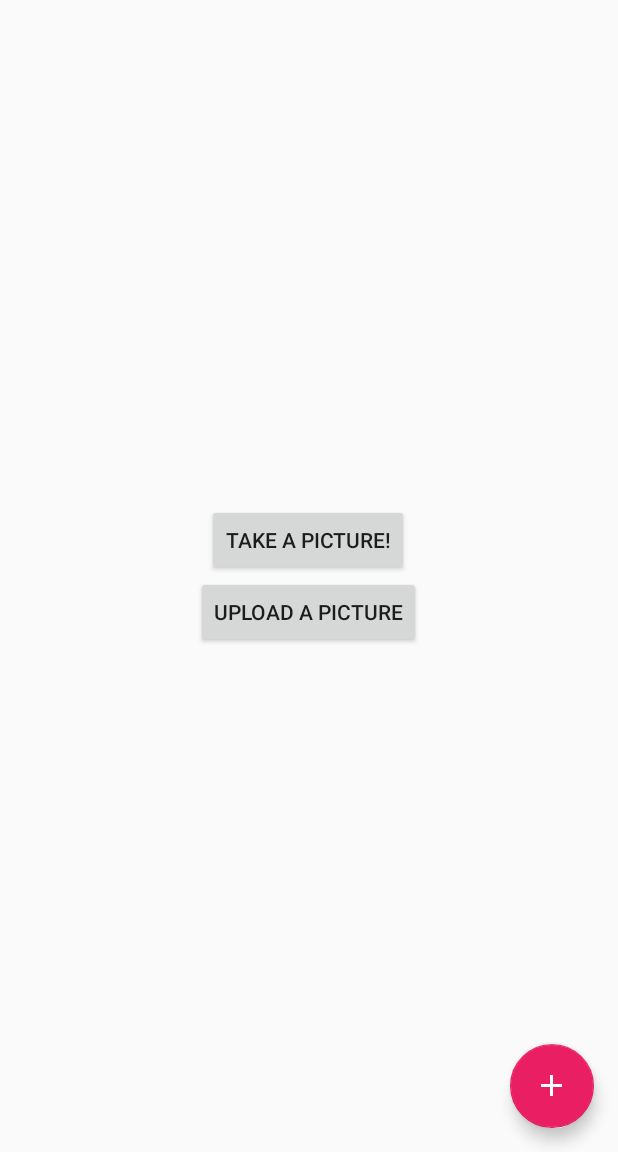
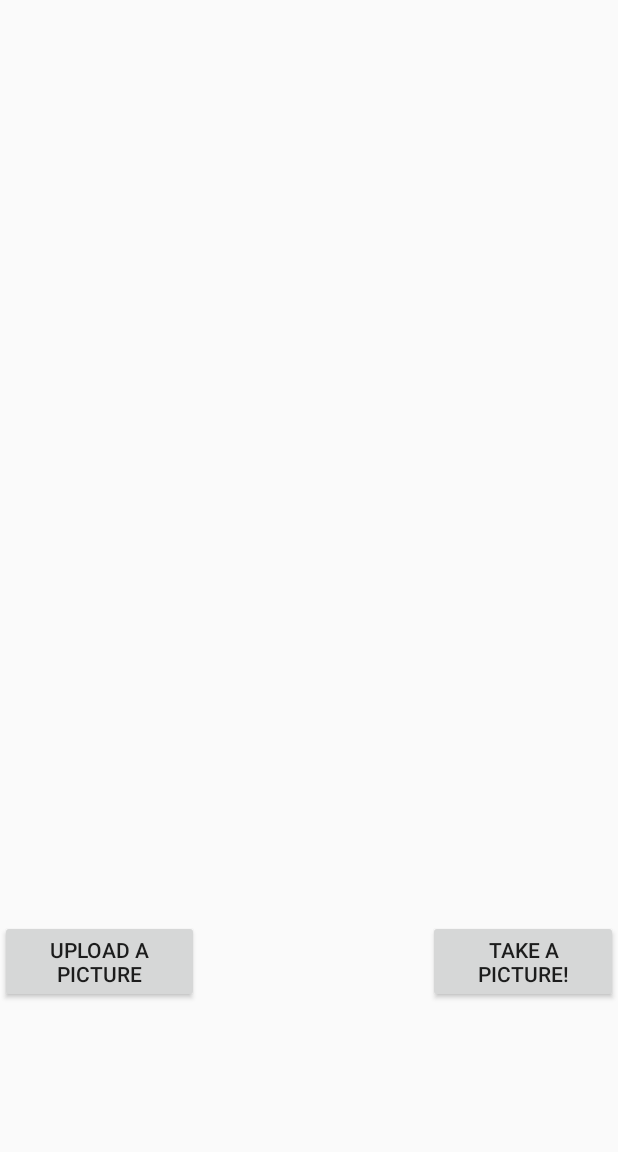
Before and after one commit to BusyScanner/BusiScan-Android, an Android app: the screen it shows after launch (MainActivity), on a phone screen of 412 x 824 dp, the part 84-1236 px from its top. Run offline under Robolectric (Android 15) with nearby library versions, the phone set to English and light mode, and no system bars.

Commit message:
no message

```diff
--- a/app/src/main/java/com/busyscanner/busyscanner/ImageUploadFragment.java
+++ b/app/src/main/java/com/busyscanner/busyscanner/ImageUploadFragment.java
@@ -113,11 +113,13 @@ public class ImageUploadFragment extends Fragment implements Callback<BizCardRes
         Toast.makeText(getActivity(), "Image upload success", Toast.LENGTH_LONG).show();
         //TODO display what the JS says is on the card to ask the user for correctness
 
-        newContact(bizCardResponse.get(0));
+
+
+        newContact(bizCardResponse);
     }
 
 
-    //TODO add new contact
+    //
     public void newContact(BizCardResponse card){
         // Creates a new Intent to insert a contact
         Intent intent = new Intent(android.provider.ContactsContract.Intents.Insert.ACTION);
@@ -127,11 +129,11 @@ public class ImageUploadFragment extends Fragment implements Callback<BizCardRes
 //        private android.widget.EditText mEmailAddress = (android.widget.EditText) findViewById(R.id.email);
 //        private android.widget.EditText mPhoneNumber = (android.widget.EditText) findViewById(R.id.phone);
 
-        intent.putExtra(ContactsContract.Intents.Insert.NAME, card.getName());//set required
+        intent.putExtra(ContactsContract.Intents.Insert.NAME, card.getFullname());//set required
         intent.putExtra(ContactsContract.Intents.Insert.PHONE, card.getPhone());
 
         if(card.getEmail() != null){intent.putExtra(ContactsContract.Intents.Insert.EMAIL, card.getEmail());}
-        if(card.getAddress() != null){intent.putExtra(ContactsContract.Intents.Insert.POSTAL, card.getAddress());}
+        if(card.getCompany() != null){intent.putExtra(ContactsContract.Intents.Insert.COMPANY, card.getCompany());}
 
 
     }
--- a/app/src/main/res/layout/fragment_home.xml
+++ b/app/src/main/res/layout/fragment_home.xml
@@ -1,14 +1,12 @@
-<android.support.design.widget.CoordinatorLayout
-    xmlns:tools="http://schemas.android.com/tools"
-    android:layout_height="match_parent"
-    android:layout_width="match_parent"
-    xmlns:android="http://schemas.android.com/apk/res/android"
-    xmlns:app="http://schemas.android.com/apk/res-auto"
-    tools:context="com.busyscanner.busyscanner.HomeFragment">
+
 <RelativeLayout
     android:layout_width="match_parent"
     android:layout_height="match_parent"
     android:id="@+id/home_layout"
+    xmlns:tools="http://schemas.android.com/tools"
+    xmlns:android="http://schemas.android.com/apk/res/android"
+    xmlns:app="http://schemas.android.com/apk/res-auto"
+    tools:context="com.busyscanner.busyscanner.HomeFragment"
     tools:ignore="MissingPrefix">
 
     <LinearLayout
@@ -16,32 +14,39 @@
         android:layout_height="wrap_content"
         android:orientation="vertical"
         android:gravity="center_horizontal"
-            android:layout_centerInParent="true">
+        android:layout_centerInParent="true"
+        android:id="@+id/linearLayout"></LinearLayout>
+
+    <Button
+        android:id="@+id/uploadButton"
+        android:layout_width="wrap_content"
+        android:layout_height="wrap_content"
+        android:text="@string/upload_a_picture"
+        android:layout_marginBottom="99dp"
+        android:layout_alignParentBottom="true"
+        android:layout_toStartOf="@+id/pictureButton"
+        android:layout_marginEnd="73dp" />
+
     <Button
         android:id="@+id/pictureButton"
         android:layout_width="wrap_content"
         android:layout_height="wrap_content"
-                android:text="@string/take_picture"/>
-            <Button
-                android:id="@+id/uploadButton"
-                android:layout_width="wrap_content"
-                android:layout_height="wrap_content"
-                android:text="@string/upload_a_picture"/>
-        </LinearLayout>
+        android:text="@string/take_picture"
+        android:layout_alignTop="@+id/uploadButton"
+        android:layout_toEndOf="@+id/linearLayout"
+        android:layout_marginStart="79dp" />
 
-        <android.support.design.widget.FloatingActionButton
-            android:id="@+id/fab"
-            android:layout_width="wrap_content"
-            android:layout_height="wrap_content"
-            app:layout_anchor="@id/home_layout"
-            app:fabSize="normal"
-            app:layout_anchorGravity="bottom|right|end"
-            android:src="@drawable/ic_content_add"
-            android:layout_margin="@dimen/fab_margin"
-            android:layout_alignParentBottom="true"
-            android:layout_alignParentRight="true"
-            android:clickable="true"/>
+    <!--<android.support.design.widget.FloatingActionButton-->
+        <!--android:id="@+id/fab"-->
+        <!--android:layout_width="wrap_content"-->
+        <!--android:layout_height="wrap_content"-->
+        <!--app:layout_anchor="@id/home_layout"-->
+        <!--app:fabSize="normal"-->
+        <!--app:layout_anchorGravity="bottom|right|end"-->
+        <!--android:src="@drawable/ic_content_add"-->
+        <!--android:layout_margin="@dimen/fab_margin"-->
+        <!--android:layout_alignParentBottom="true"-->
+        <!--android:layout_alignParentRight="true"-->
+        <!--android:clickable="true"/>-->
 
 </RelativeLayout>
-
-</android.support.design.widget.CoordinatorLayout>
```
Lines whose indentation alone changed are shown as unchanged.
